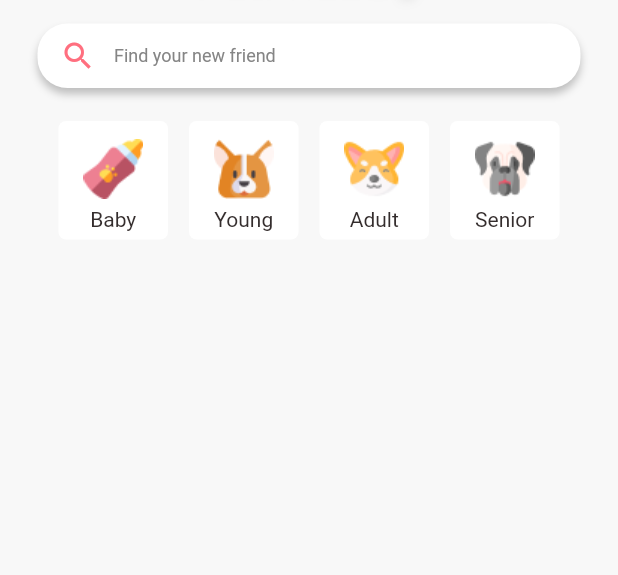
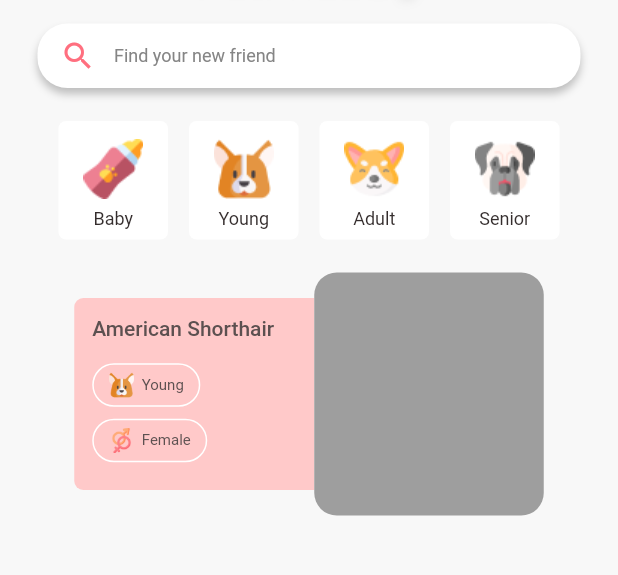
Before and after one commit to gabrielalondero/pet_friendly, a Flutter app: the screen it shows after launch, on a phone screen of 412 x 824 dp, the part 74-649 px from its top. Run offline on Flutter 3.47's test engine with Material 2 defaults, Android fonts, the phone set to English and light mode, and no system bars.

Commit message:
iniciando cards

```diff
--- a/lib/main.dart
+++ b/lib/main.dart
@@ -5,8 +5,8 @@ import 'package:pet_friendly/screens/home/home_screen.dart';
 void main() {
   runApp(const MyApp());
 
-  PetFinderService repo = PetFinderService();
-  repo.request();
+  //PetFinderService repo = PetFinderService();
+  //repo.request();
 }
 
 class MyApp extends StatelessWidget {
--- a/lib/screens/home/home_screen.dart
+++ b/lib/screens/home/home_screen.dart
@@ -1,5 +1,6 @@
 import 'package:flutter/material.dart';
 import 'package:pet_friendly/screens/home/widgets/age_filter/age_filters.dart';
+import 'package:pet_friendly/screens/home/widgets/card/custom_card.dart';
 import 'package:pet_friendly/screens/home/widgets/custom_text_field.dart';
 import 'package:pet_friendly/screens/widgets/custom_app_bar.dart';
 
@@ -25,6 +26,7 @@ class HomeScreen extends StatelessWidget {
               SizedBox(height: 22),
               AgeFilters(),
               SizedBox(height: 22),
+              CustomCard()
             ],
           )),
     );
--- a/lib/screens/home/widgets/age_filter/age_filter_box.dart
+++ b/lib/screens/home/widgets/age_filter/age_filter_box.dart
@@ -30,7 +30,7 @@ class AgeFilterBox extends StatelessWidget {
                 child: Center(
               child: Text(
                 age.title,
-                style: const TextStyle(color: Color(0xFF342D2D)),
+                style: const TextStyle(color: Color(0xFF342D2D), fontSize: 12),
               ),
             )),
           ],
--- /dev/null
+++ b/lib/screens/home/widgets/card/custom_card.dart
@@ -0,0 +1,78 @@
+import 'package:flutter/material.dart';
+import 'package:pet_friendly/models/animal_model.dart';
+import 'package:pet_friendly/screens/home/widgets/card/item_info.dart';
+import 'package:pet_friendly/shared/images_path.dart' as path;
+
+class CustomCard extends StatelessWidget {
+  const CustomCard({super.key});
+
+  //final AnimalModel animal;
+
+  @override
+  Widget build(BuildContext context) {
+    return SizedBox(
+      height: 162,
+      child: Row(
+        mainAxisAlignment: MainAxisAlignment.center,
+        children: [
+          Container(
+            height: 128,
+            width: 160,
+            decoration: const BoxDecoration(
+              color: Color(0xFFFFC9C9),
+              borderRadius: BorderRadius.only(
+                topLeft: Radius.circular(6),
+                bottomLeft: Radius.circular(6),
+              ),
+            ),
+            child: Padding(
+              padding:
+                  const EdgeInsets.only(top: 12, left: 12, right: 8, bottom: 8),
+              child: Column(
+                crossAxisAlignment: CrossAxisAlignment.start,
+                children: [
+                  const Text(
+                    'American Shorthair',
+                    maxLines: 2,
+                    overflow: TextOverflow.ellipsis,
+                    style: TextStyle(
+                      fontSize: 14,
+                      fontWeight: FontWeight.w500,
+                      color: Color(0xFF5C5050),
+                    ),
+                  ),
+                  const SizedBox(height: 5),
+                  Expanded(
+                    child: Column(
+                      crossAxisAlignment: CrossAxisAlignment.start,
+                      mainAxisAlignment: MainAxisAlignment.center,
+                      children: [
+                        const ItemInfo(
+                          image: 'images/ageFilter/youngAgeFilter.png',  //animal.age.image,
+                          title: 'Young',  //animal.age.title,
+                        ),
+                        const SizedBox(height: 8),
+                        ItemInfo(
+                          image: path.sexGenderImage,
+                          title: 'Female',  //animal.gender,
+                        ),
+                      ],
+                    ),
+                  ),
+                ],
+              ),
+            ),
+          ),
+          Container(
+            height: 162,
+            width: 153,
+            decoration: BoxDecoration(
+              color: Colors.grey,
+              borderRadius: BorderRadius.circular(15),
+            ),
+          ),
+        ],
+      ),
+    );
+  }
+}
--- /dev/null
+++ b/lib/screens/home/widgets/card/item_info.dart
@@ -0,0 +1,43 @@
+import 'package:flutter/material.dart';
+
+class ItemInfo extends StatelessWidget {
+  const ItemInfo({super.key, required this.image, required this.title});
+
+  final String image;
+  final String title;
+
+
+  @override
+  Widget build(BuildContext context) {
+    return Flexible(
+      child: Container(
+        decoration: BoxDecoration(
+            border: Border.all(color: Colors.white),
+            borderRadius: BorderRadius.circular(16)),
+        child: Padding(
+          padding: const EdgeInsets.symmetric(vertical: 5, horizontal: 10),
+          child: Row(
+            mainAxisSize: MainAxisSize.min,
+            mainAxisAlignment: MainAxisAlignment.center,
+            crossAxisAlignment: CrossAxisAlignment.center,
+            children: [
+              Image.asset(
+                image,
+                height: 17,
+                width: 17,
+              ),
+              const SizedBox(width: 5),
+              Text(
+                title,
+                style: const TextStyle(
+                  fontSize: 10,
+                  color: Color(0xFF5C5050),
+                ),
+              ),
+            ],
+          ),
+        ),
+      ),
+    );
+  }
+}
```
